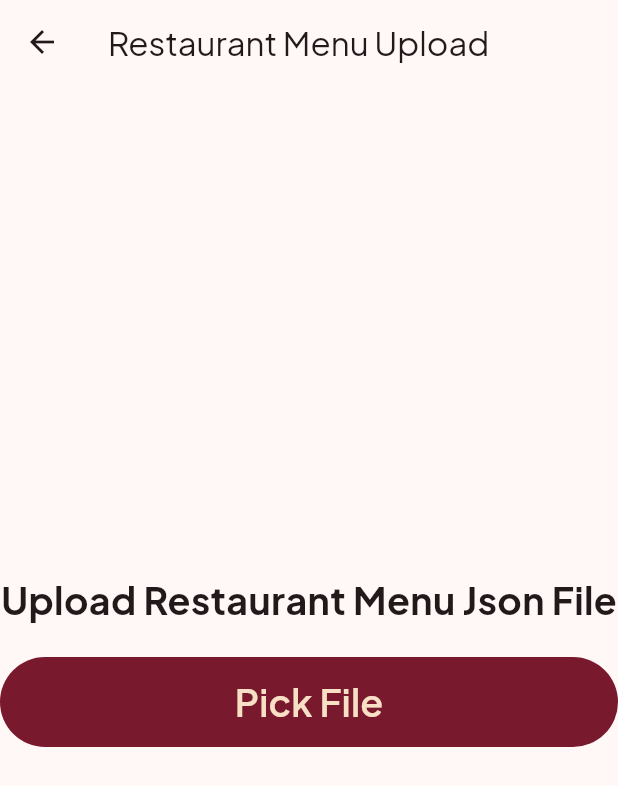
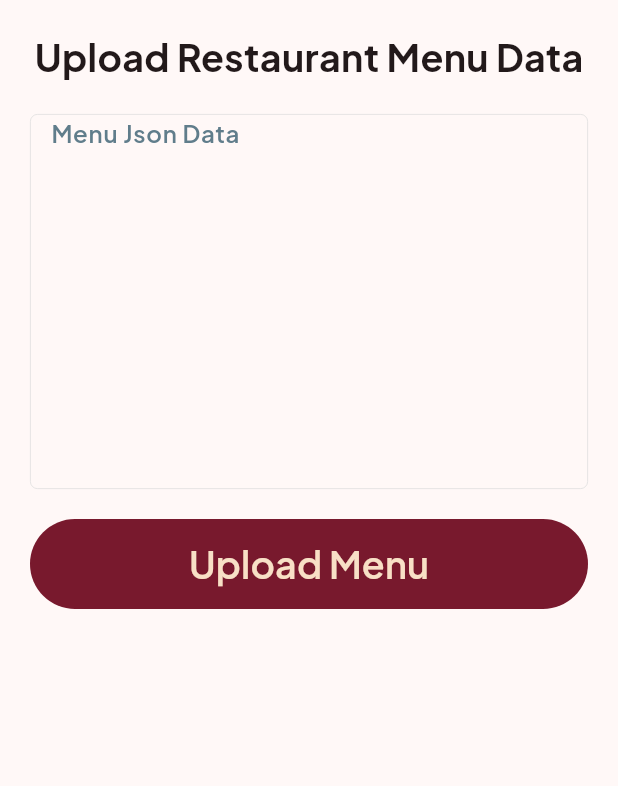
Before and after one commit to flavorstack-loki/tum-dum-delivery, a Flutter app: the screen it shows after launch, on a phone screen of 412 x 824 dp. Shown: the top 786 px of the screen. Run offline on Flutter 3.47's test engine with Material 3 defaults, Android fonts, the phone set to English and light mode, and no system bars; drawn by our look-alikes of loader_overlay; our stand-ins replace cloud_firestore, cloud_functions, firebase_auth, firebase_core, flutter_easyloading, flutter_image_compress and 7 more; missing offline and left inert: animated_marker; accounts and stored records are empty.

Commit message:
Modified Menu Upload Feature 1.Removed json menu file upload process. 2.Added feature to add menu json text and extract menu data from it. 3.Removed file_picker and related config for json file upload.

```diff
--- a/lib/main.dart
+++ b/lib/main.dart
@@ -1,6 +1,5 @@
 import 'dart:io';
 
-import 'package:cloud_functions/cloud_functions.dart';
 import 'package:firebase_core/firebase_core.dart';
 import 'package:flutter/cupertino.dart';
 import 'package:flutter/material.dart';
@@ -19,7 +18,7 @@ void main() async {
   await Firebase.initializeApp(
     options: DefaultFirebaseOptions.currentPlatform,
   );
-  FirebaseFunctions.instance.useFunctionsEmulator("localhost", 5001);
+  // FirebaseFunctions.instance.useFunctionsEmulator("localhost", 5001);
   runApp(const MyApp());
 }
 
--- a/lib/services/fb_db_services.dart
+++ b/lib/services/fb_db_services.dart
@@ -1,55 +1,32 @@
-import 'dart:typed_data';
-
 import 'package:cloud_firestore/cloud_firestore.dart';
 import 'package:cloud_functions/cloud_functions.dart';
-import 'package:file_picker/file_picker.dart';
-import 'package:firebase_storage/firebase_storage.dart';
+import 'package:flutter/foundation.dart';
 import 'package:tumdum_delivery_app/model/restaurant.dart';
 
 class FbDbService {
   static final _firestore = FirebaseFirestore.instance;
-  static final _storage = FirebaseStorage.instance;
+
   static final _functions = FirebaseFunctions.instance;
   static final _restaurantCollection =
       _firestore.collection("registeredRestaurant");
   static Stream<List<Restaurant>> get restaurants =>
       _restaurantCollection.snapshots().map((event) =>
           event.docs.map((e) => Restaurant.fromJson(e.data())).toList());
-  static Future<bool?> uploadFile(
-      {required Uint8List jsonFile, required PlatformFile file}) async {
-    // Pick the JSON file from local storage
-
-    // Upload to Firebase Storage
-    try {
-      final storageRef = _storage.ref("Restaurant Menu Files").child(file.name);
-
-      await storageRef.putData(jsonFile);
-      print('File uploaded successfully!');
-      return true;
-
-      // After uploading, trigger Cloud Function
-    } catch (e) {
-      print("Error uploading file: $e");
-    }
-    return null;
-  }
 
   static Future<bool?> triggerCloudFunction(
-      String fileName, String restaurantId) async {
+      {required String menuJson, required String restaurantId}) async {
     try {
       // Trigger Cloud Function (use a callable function or HTTP trigger depending on your implementation)
-
       final result = await _functions
           .httpsCallable('processMenuItems')
           .call(<String, dynamic>{
-        'fileName': fileName, // Pass the file name to the function
         'restaurantId': restaurantId,
+        "menuJson": menuJson,
       });
-      print('Cloud function triggered successfully: $result');
-      print('Response: ${result.data}');
+      debugPrint('Response: ${result.data}');
       return true;
     } catch (e) {
-      print("Error triggering cloud function: $e");
+      debugPrint("Error triggering cloud function: $e");
     }
     return null;
   }
--- a/lib/util/media_utils.dart
+++ b/lib/util/media_utils.dart
@@ -1,5 +1,4 @@
 import 'dart:io';
-import 'package:file_picker/file_picker.dart';
 import 'package:flutter/services.dart';
 import 'package:flutter_image_compress/flutter_image_compress.dart';
 
@@ -79,18 +78,4 @@ class MediaUtils {
     }
     return null;
   }
-
-  static Future<(Uint8List?, PlatformFile?)> selectJsonFile() async {
-    // Pick the JSON file from local storage
-    FilePickerResult? result = await FilePicker.platform
-        .pickFiles(type: FileType.custom, allowedExtensions: ['json']);
-
-    if (result != null) {
-      PlatformFile file = result.files.single;
-      Uint8List jsonFile = file.bytes!;
-
-      return (jsonFile, file);
-    }
-    return (null, null);
-  }
 }
--- a/lib/views/restaurant_menu_upload_screen.dart
+++ b/lib/views/restaurant_menu_upload_screen.dart
@@ -1,13 +1,15 @@
 import 'package:flutter/material.dart';
 import 'package:flutter_easyloading/flutter_easyloading.dart';
 import 'package:fluttertoast/fluttertoast.dart';
+import 'package:google_fonts/google_fonts.dart';
 import 'package:provider/provider.dart';
 import 'package:tumdum_delivery_app/model/restaurant.dart';
 import 'package:tumdum_delivery_app/services/fb_db_services.dart';
 import 'package:tumdum_delivery_app/services/message_service.dart';
-import 'package:tumdum_delivery_app/util/media_utils.dart';
+import 'package:tumdum_delivery_app/util/custom_input_decorator.dart';
 import 'package:tumdum_delivery_app/util/style.dart';
 import 'package:tumdum_delivery_app/widget/button_widget.dart';
+import 'package:tumdum_delivery_app/widget/text_field.dart';
 
 class RestaurantMenuUploadScreen extends StatefulWidget {
   const RestaurantMenuUploadScreen({super.key});
@@ -21,6 +23,8 @@ class _RestaurantMenuUploadScreenState
     extends State<RestaurantMenuUploadScreen> {
   Restaurant? restaurant;
   Map<String, dynamic>? selectedItem;
+  final _fKey = GlobalKey<FormState>();
+  final _menuController = TextEditingController();
   @override
   Widget build(BuildContext context) {
     final List<Restaurant> restaurants = context
@@ -30,53 +34,56 @@ class _RestaurantMenuUploadScreenState
         .toList();
 
     return Scaffold(
-      appBar: AppBar(
-          title: const Text(
-        "Restaurant Menu Upload",
-      )),
-      body: Column(
+      body: SingleChildScrollView(
+        padding: const EdgeInsets.all(20),
+        child: Form(
+          key: _fKey,
+          child: Column(
             mainAxisAlignment: MainAxisAlignment.center,
             crossAxisAlignment: CrossAxisAlignment.center,
             spacing: 20,
             children: [
               const Text(
-            "Upload Restaurant Menu Json File",
+                "Upload Restaurant Menu Data",
                 style: Style.headlineText,
+              ),
+              TextFieldWidget(
+                textInputType: TextInputType.multiline,
+                maxLines: 10,
+                controller: _menuController,
+                hintText: "Menu Json Data",
               ),
               if (restaurants.isNotEmpty)
                 DropdownButtonFormField<Restaurant>(
-                decoration: const InputDecoration(
-                  labelText: "Choose a Restaurant",
-                  border: OutlineInputBorder(),
+                    style: GoogleFonts.plusJakartaSans(
+                        fontWeight: FontWeight.w600, color: Colors.blueGrey),
+                    decoration: CustomInputDecorator.getInputDecoration(context)
+                        .copyWith(
+                      fillColor: Colors.white,
+                      contentPadding: const EdgeInsets.all(10),
+                      hintText: "Choose a Restaurant",
                     ),
-                value: restaurant ??
-                    restaurants.last, // Default or current selection
                     items: restaurants.map((restaurant) {
                       return DropdownMenuItem<Restaurant>(
                         value: restaurant, // Use the entire object as the value
-                    child: Text(restaurant.resName ?? ""), // Display the name
+                        child:
+                            Text(restaurant.resName ?? ""), // Display the name
                       );
                     }).toList(),
-                onChanged: (value) {
-                  print(value?.restaurantId);
-                  setState(() => restaurant = value!);
-                }),
+                    onChanged: (value) => setState(() => restaurant = value!)),
               Center(
                 child: ButtonWidget(
                     onPressed: () async {
                       FToast().init(context);
-                  final (jsonFile, file) = await MediaUtils.selectJsonFile();
-
-                  if (jsonFile != null && file != null) {
+                      final fState = _fKey.currentState;
+                      if (fState!.validate()) {
                         EasyLoading.show(
                             status: 'Loading...',
                             maskType: EasyLoadingMaskType.black);
-                    final res = await FbDbService.uploadFile(
-                        jsonFile: jsonFile, file: file);
 
-                    if (res ?? false) {
                         final res2 = await FbDbService.triggerCloudFunction(
-                          file.name, restaurant!.restaurantId!);
+                            menuJson: _menuController.text,
+                            restaurantId: restaurant!.restaurantId!);
                         if (res2 ?? false) {
                           EasyLoading.dismiss();
                           MessageService.showSuccessMessage(
@@ -86,13 +93,15 @@ class _RestaurantMenuUploadScreenState
                           MessageService.showErrorMessage(
                               "Error while uploading file");
                         }
-                    }
+
                         EasyLoading.dismiss();
                       }
                     },
-                text: "Pick File"),
+                    text: "Upload Menu"),
               ),
             ],
+          ),
+        ),
       ),
     );
   }
--- a/lib/widget/text_field.dart
+++ b/lib/widget/text_field.dart
@@ -18,6 +18,7 @@ class TextFieldWidget extends StatelessWidget {
       this.dropdownItems,
       this.isAadhaar,
       this.isPan,
+      this.maxLines,
       this.onChanged,
       this.isEmail,
       this.suffixIcon,
@@ -43,7 +44,7 @@ class TextFieldWidget extends StatelessWidget {
   final String? Function(String? str)? validator;
   final Widget? suffixIcon;
   final Function()? onObscureIconTap;
-
+  final int? maxLines;
   @override
   Widget build(BuildContext context) {
     return dropdownItems != null
@@ -79,6 +80,7 @@ class TextFieldWidget extends StatelessWidget {
             ),
             onChanged: onChanged ?? onSaved)
         : TextFormField(
+            maxLines: maxLines,
             textAlignVertical: TextAlignVertical.top,
             style: const TextStyle(
               fontSize: 16.5,
--- a/pubspec.yaml
+++ b/pubspec.yaml
@@ -13,7 +13,6 @@ dependencies:
   cloud_firestore: ^5.6.2
   cloud_functions: ^5.3.1
   cupertino_icons: ^1.0.8
-  file_picker: ^8.1.7
   firebase_auth: ^5.3.4
   firebase_core: ^3.9.0
   firebase_database: ^11.3.0
```
Also changed, not shown: pubspec.lock, 3 other files. Lines whose indentation alone changed are shown as unchanged.
